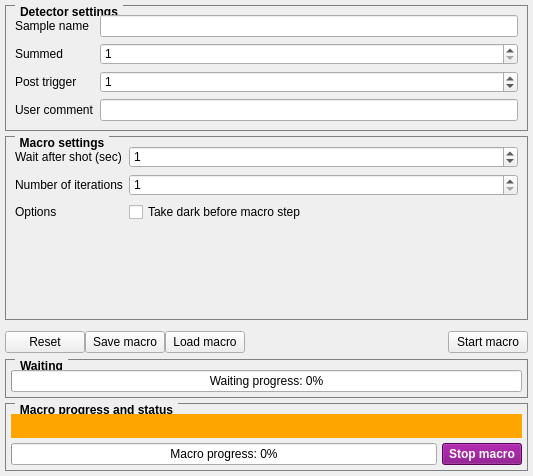
Above: P02.1/Revolver/macro/UI/layout_time_macro.ui from DESY-Petra-III/P02 before the change. Below: the same form after it.
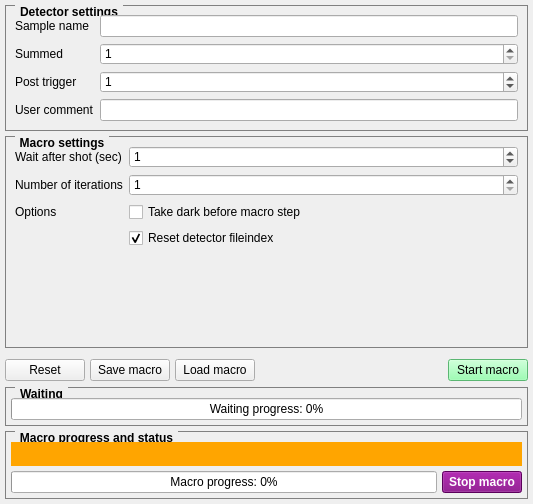
That is the form after the change.

The edit to the form file:
```diff
--- a/P02.1/Revolver/macro/UI/layout_time_macro.ui
+++ b/P02.1/Revolver/macro/UI/layout_time_macro.ui
@@ -7,7 +7,7 @@
     <x>0</x>
     <y>0</y>
     <width>533</width>
-    <height>476</height>
+    <height>504</height>
    </rect>
   </property>
   <property name="windowTitle">
@@ -513,6 +513,16 @@
               </item>
              </layout>
             </item>
+            <item row="3" column="1">
+             <widget class="QCheckBox" name="macro_reset_fileindex">
+              <property name="text">
+               <string>Reset detector fileindex</string>
+              </property>
+              <property name="checked">
+               <bool>true</bool>
+              </property>
+             </widget>
+            </item>
            </layout>
           </widget>
          </item>
@@ -637,7 +647,10 @@
       <property name="bottomMargin">
        <number>0</number>
       </property>
-      <property name="spacing">
+      <property name="horizontalSpacing">
+       <number>5</number>
+      </property>
+      <property name="verticalSpacing">
        <number>0</number>
       </property>
       <item row="0" column="1">
@@ -669,6 +682,10 @@
       </item>
       <item row="0" column="4">
        <widget class="QPushButton" name="button_run_macros">
+        <property name="styleSheet">
+         <string notr="true">QPushButton{background:#80FF9F}
+QPushButton:disabled{ background:silver;color:grey }</string>
+        </property>
         <property name="text">
          <string>Start macro</string>
         </property>
@@ -797,7 +814,8 @@
         <item>
          <widget class="QPushButton" name="input_macro_halt">
           <property name="styleSheet">
-           <string notr="true">background:purple;font-weight:bold;color:#fff</string>
+           <string notr="true">QPushButton{background:purple;font-weight:bold;color:#fff;}
+QPushButton:disabled{ background:silver;color:grey }</string>
           </property>
           <property name="text">
            <string>Stop macro</string>
```
